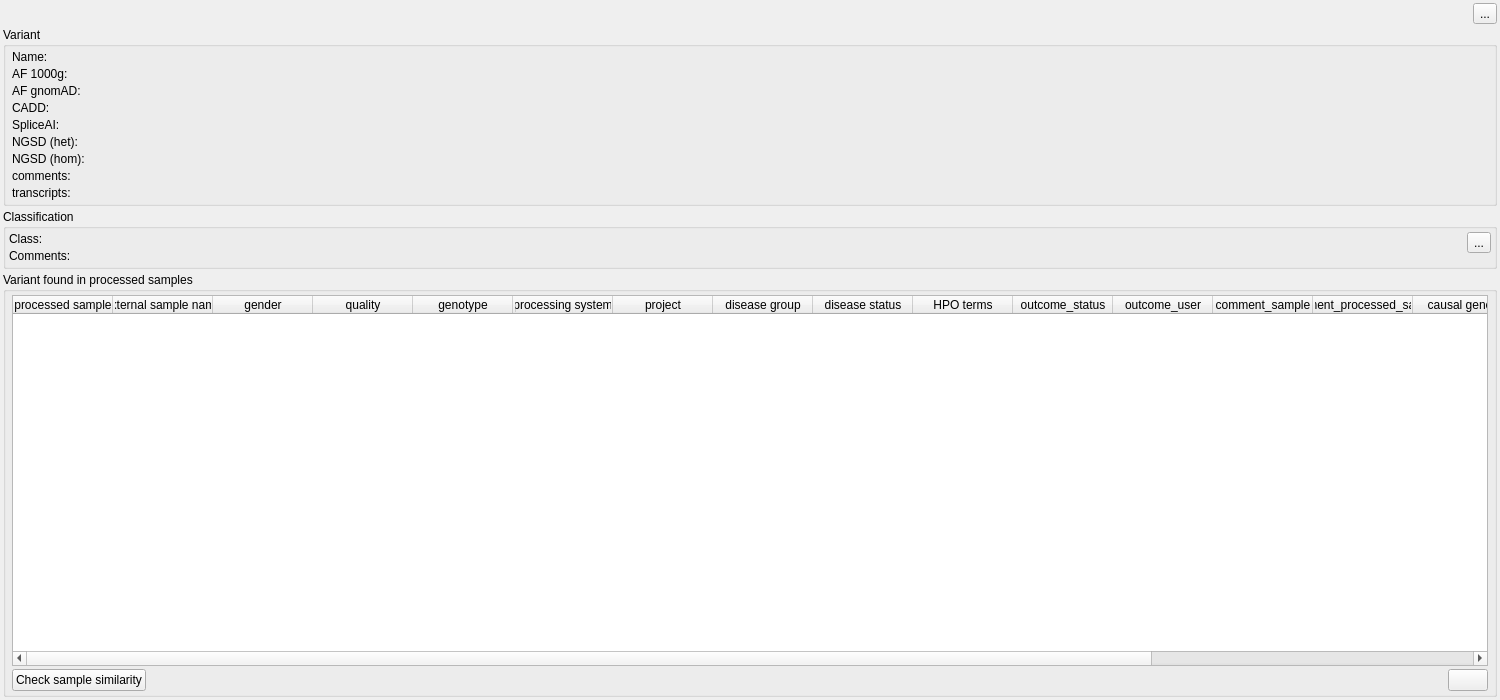
imgag/ngs-bits, file src/GSvar/VariantWidget.ui: the form before one commit.
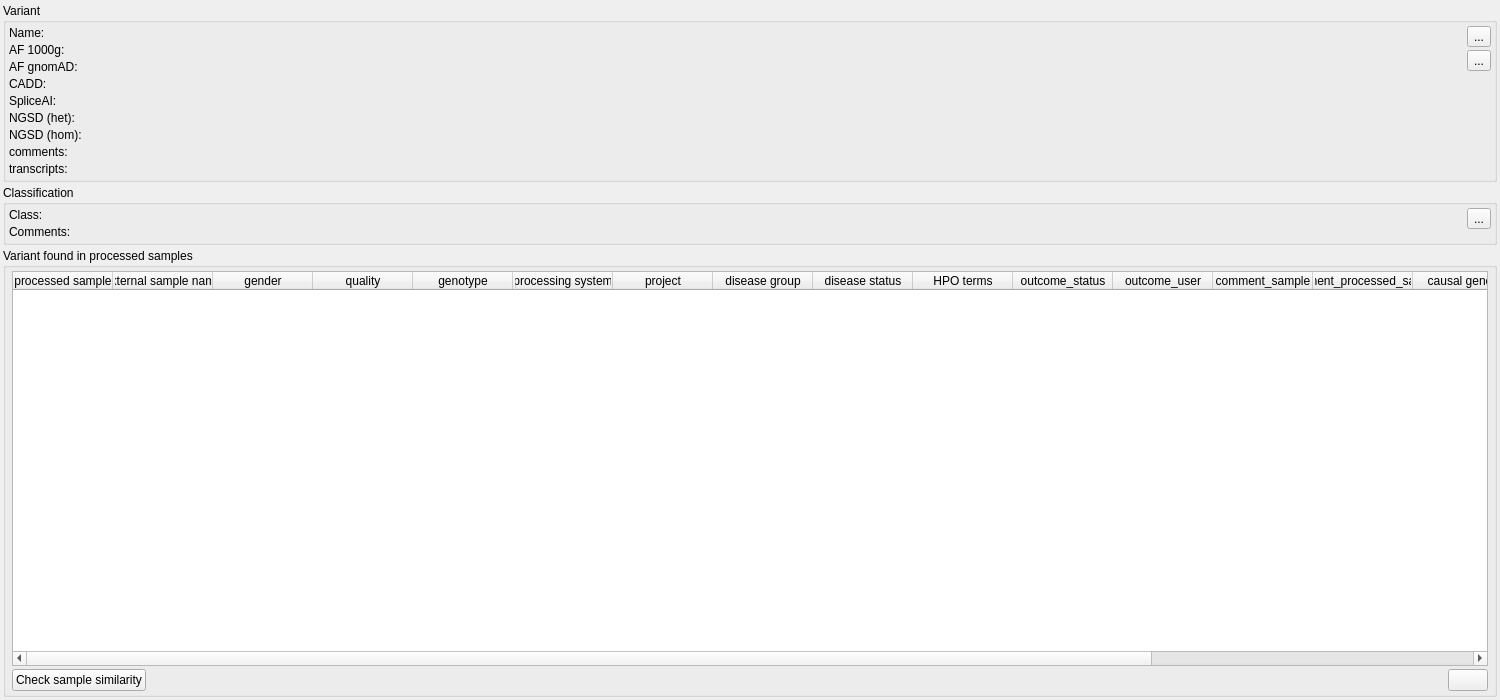
The form after the commit. Icons and pictures are not drawn.

Commit message: GSvar: imiting comments in variant/gene widget to 15 lines to avoid disruption of the widget layout by huge comments.

Diff of the .ui file:
```diff
--- a/src/GSvar/VariantWidget.ui
+++ b/src/GSvar/VariantWidget.ui
@@ -19,7 +19,7 @@
   <property name="windowTitle">
    <string>Form</string>
   </property>
-  <layout class="QVBoxLayout" name="verticalLayout" stretch="0,0,0,1">
+  <layout class="QVBoxLayout" name="verticalLayout" stretch="0,0,1">
    <property name="spacing">
     <number>3</number>
    </property>
@@ -35,43 +35,6 @@
    <property name="bottomMargin">
     <number>3</number>
    </property>
-   <item>
-    <layout class="QHBoxLayout" name="horizontalLayout_3">
-     <property name="spacing">
-      <number>3</number>
-     </property>
-     <item>
-      <spacer name="horizontalSpacer_2">
-       <property name="orientation">
-        <enum>Qt::Horizontal</enum>
-       </property>
-       <property name="sizeHint" stdset="0">
-        <size>
-         <width>40</width>
-         <height>20</height>
-        </size>
-       </property>
-      </spacer>
-     </item>
-     <item>
-      <widget class="QToolButton" name="update_btn">
-       <property name="toolTip">
-        <string>&lt;html&gt;&lt;head/&gt;&lt;body&gt;&lt;p&gt;Update displayed data.&lt;/p&gt;&lt;/body&gt;&lt;/html&gt;</string>
-       </property>
-       <property name="text">
-        <string>...</string>
-       </property>
-       <property name="icon">
-        <iconset resource="GSvar.qrc">
-         <normaloff>:/Icons/Refresh.png</normaloff>:/Icons/Refresh.png</iconset>
-       </property>
-       <property name="shortcut">
-        <string>F5</string>
-       </property>
-      </widget>
-     </item>
-    </layout>
-   </item>
    <item>
     <widget class="QGroupBox" name="groupBox">
      <property name="sizePolicy">
@@ -86,6 +49,23 @@
      <property name="flat">
       <bool>true</bool>
      </property>
+     <layout class="QHBoxLayout" name="horizontalLayout">
+      <property name="spacing">
+       <number>3</number>
+      </property>
+      <property name="leftMargin">
+       <number>3</number>
+      </property>
+      <property name="topMargin">
+       <number>3</number>
+      </property>
+      <property name="rightMargin">
+       <number>3</number>
+      </property>
+      <property name="bottomMargin">
+       <number>3</number>
+      </property>
+      <item>
      <layout class="QFormLayout" name="formLayout">
       <property name="horizontalSpacing">
        <number>3</number>
@@ -93,107 +73,10 @@
       <property name="verticalSpacing">
        <number>3</number>
       </property>
-      <property name="leftMargin">
-       <number>6</number>
-      </property>
-      <property name="topMargin">
-       <number>3</number>
-      </property>
-      <property name="rightMargin">
-       <number>6</number>
-      </property>
-      <property name="bottomMargin">
-       <number>3</number>
-      </property>
-      <item row="1" column="0">
-       <widget class="QLabel" name="label">
+        <item row="0" column="0">
+         <widget class="QLabel" name="label_5">
         <property name="text">
-         <string>AF 1000g:</string>
-        </property>
-        <property name="alignment">
-         <set>Qt::AlignLeading|Qt::AlignLeft|Qt::AlignTop</set>
-        </property>
-       </widget>
-      </item>
-      <item row="1" column="1">
-       <widget class="QLabel" name="af_tg">
-        <property name="text">
-         <string/>
-        </property>
-        <property name="openExternalLinks">
-         <bool>false</bool>
-        </property>
-        <property name="textInteractionFlags">
-         <set>Qt::LinksAccessibleByMouse|Qt::TextSelectableByMouse</set>
-        </property>
-       </widget>
-      </item>
-      <item row="3" column="0">
-       <widget class="QLabel" name="label_4">
-        <property name="text">
-         <string>AF gnomAD:</string>
-        </property>
-        <property name="alignment">
-         <set>Qt::AlignLeading|Qt::AlignLeft|Qt::AlignTop</set>
-        </property>
-       </widget>
-      </item>
-      <item row="3" column="1">
-       <widget class="QLabel" name="af_gnomad">
-        <property name="text">
-         <string/>
-        </property>
-        <property name="openExternalLinks">
-         <bool>false</bool>
-        </property>
-        <property name="textInteractionFlags">
-         <set>Qt::LinksAccessibleByMouse|Qt::TextSelectableByMouse</set>
-        </property>
-       </widget>
-      </item>
-      <item row="8" column="0">
-       <widget class="QLabel" name="label_7">
-        <property name="text">
-         <string>comments:</string>
-        </property>
-        <property name="alignment">
-         <set>Qt::AlignLeading|Qt::AlignLeft|Qt::AlignTop</set>
-        </property>
-       </widget>
-      </item>
-      <item row="8" column="1">
-       <widget class="QLabel" name="comments">
-        <property name="text">
-         <string/>
-        </property>
-        <property name="wordWrap">
-         <bool>true</bool>
-        </property>
-        <property name="textInteractionFlags">
-         <set>Qt::LinksAccessibleByMouse|Qt::TextSelectableByMouse</set>
-        </property>
-       </widget>
-      </item>
-      <item row="9" column="0">
-       <widget class="QLabel" name="label_6">
-        <property name="text">
-         <string>transcripts:</string>
-        </property>
-        <property name="alignment">
-         <set>Qt::AlignLeading|Qt::AlignLeft|Qt::AlignTop</set>
-        </property>
-       </widget>
-      </item>
-      <item row="9" column="1">
-       <widget class="QLabel" name="transcripts">
-        <property name="text">
-         <string/>
-        </property>
-        <property name="wordWrap">
-         <bool>true</bool>
-        </property>
-        <property name="textInteractionFlags">
-         <set>Qt::LinksAccessibleByMouse|Qt::TextSelectableByMouse</set>
+           <string>Name:</string>
         </property>
        </widget>
       </item>
@@ -219,49 +102,67 @@
         </property>
        </widget>
       </item>
-      <item row="0" column="0">
-       <widget class="QLabel" name="label_5">
+        <item row="1" column="0">
+         <widget class="QLabel" name="label">
         <property name="text">
-         <string>Name:</string>
-        </property>
-       </widget>
-      </item>
-      <item row="6" column="0">
-       <widget class="QLabel" name="label_8">
-        <property name="text">
-         <string>NGSD (het):</string>
+           <string>AF 1000g:</string>
+          </property>
+          <property name="alignment">
+           <set>Qt::AlignLeading|Qt::AlignLeft|Qt::AlignTop</set>
         </property>
        </widget>
       </item>
-      <item row="7" column="0">
-       <widget class="QLabel" name="label_9">
+        <item row="1" column="1">
+         <widget class="QLabel" name="af_tg">
         <property name="text">
-         <string>NGSD (hom):</string>
-        </property>
-       </widget>
-      </item>
-      <item row="6" column="1">
-       <widget class="QLabel" name="ngsd_het">
+           <string/>
+          </property>
+          <property name="openExternalLinks">
+           <bool>false</bool>
+          </property>
+          <property name="textInteractionFlags">
+           <set>Qt::LinksAccessibleByMouse|Qt::TextSelectableByMouse</set>
+          </property>
+         </widget>
+        </item>
+        <item row="2" column="0">
+         <widget class="QLabel" name="label_4">
         <property name="text">
-         <string/>
-        </property>
-       </widget>
-      </item>
-      <item row="7" column="1">
-       <widget class="QLabel" name="ngsd_hom">
+           <string>AF gnomAD:</string>
+          </property>
+          <property name="alignment">
+           <set>Qt::AlignLeading|Qt::AlignLeft|Qt::AlignTop</set>
+          </property>
+         </widget>
+        </item>
+        <item row="2" column="1">
+         <widget class="QLabel" name="af_gnomad">
         <property name="text">
          <string/>
         </property>
-       </widget>
-      </item>
-      <item row="4" column="0">
+          <property name="openExternalLinks">
+           <bool>false</bool>
+          </property>
+          <property name="textInteractionFlags">
+           <set>Qt::LinksAccessibleByMouse|Qt::TextSelectableByMouse</set>
+          </property>
+         </widget>
+        </item>
+        <item row="3" column="0">
        <widget class="QLabel" name="label_10">
         <property name="text">
          <string>CADD:</string>
         </property>
        </widget>
       </item>
-      <item row="5" column="0">
+        <item row="3" column="1">
+         <widget class="QLabel" name="cadd">
+          <property name="text">
+           <string/>
+          </property>
+         </widget>
+        </item>
+        <item row="4" column="0">
        <widget class="QLabel" name="label_11">
         <property name="text">
          <string>SpliceAI:</string>
@@ -269,19 +170,148 @@
        </widget>
       </item>
       <item row="4" column="1">
-       <widget class="QLabel" name="cadd">
-        <property name="text">
-         <string/>
-        </property>
-       </widget>
-      </item>
-      <item row="5" column="1">
        <widget class="QLabel" name="spliceai">
         <property name="text">
          <string/>
         </property>
        </widget>
       </item>
+        <item row="5" column="0">
+         <widget class="QLabel" name="label_8">
+          <property name="text">
+           <string>NGSD (het):</string>
+          </property>
+         </widget>
+        </item>
+        <item row="5" column="1">
+         <widget class="QLabel" name="ngsd_het">
+          <property name="text">
+           <string/>
+          </property>
+         </widget>
+        </item>
+        <item row="6" column="0">
+         <widget class="QLabel" name="label_9">
+          <property name="text">
+           <string>NGSD (hom):</string>
+          </property>
+         </widget>
+        </item>
+        <item row="6" column="1">
+         <widget class="QLabel" name="ngsd_hom">
+          <property name="text">
+           <string/>
+          </property>
+         </widget>
+        </item>
+        <item row="7" column="0">
+         <widget class="QLabel" name="label_7">
+          <property name="text">
+           <string>comments:</string>
+          </property>
+          <property name="alignment">
+           <set>Qt::AlignLeading|Qt::AlignLeft|Qt::AlignTop</set>
+          </property>
+         </widget>
+        </item>
+        <item row="7" column="1">
+         <widget class="QLabel" name="comments">
+          <property name="maximumSize">
+           <size>
+            <width>16777215</width>
+            <height>16777215</height>
+           </size>
+          </property>
+          <property name="text">
+           <string/>
+          </property>
+          <property name="wordWrap">
+           <bool>true</bool>
+          </property>
+          <property name="textInteractionFlags">
+           <set>Qt::LinksAccessibleByMouse|Qt::TextSelectableByMouse</set>
+          </property>
+         </widget>
+        </item>
+        <item row="8" column="0">
+         <widget class="QLabel" name="label_6">
+          <property name="text">
+           <string>transcripts:</string>
+          </property>
+          <property name="alignment">
+           <set>Qt::AlignLeading|Qt::AlignLeft|Qt::AlignTop</set>
+          </property>
+         </widget>
+        </item>
+        <item row="8" column="1">
+         <widget class="QLabel" name="transcripts">
+          <property name="text">
+           <string/>
+          </property>
+          <property name="wordWrap">
+           <bool>true</bool>
+          </property>
+          <property name="textInteractionFlags">
+           <set>Qt::LinksAccessibleByMouse|Qt::TextSelectableByMouse</set>
+          </property>
+         </widget>
+        </item>
+       </layout>
+      </item>
+      <item>
+       <layout class="QVBoxLayout" name="verticalLayout_4">
+        <property name="spacing">
+         <number>3</number>
+        </property>
+        <item>
+         <widget class="QToolButton" name="update_btn">
+          <property name="toolTip">
+           <string>&lt;html&gt;&lt;head/&gt;&lt;body&gt;&lt;p&gt;Update displayed data (also classification and processed sample table).&lt;/p&gt;&lt;/body&gt;&lt;/html&gt;</string>
+          </property>
+          <property name="text">
+           <string>...</string>
+          </property>
+          <property name="icon">
+           <iconset resource="GSvar.qrc">
+            <normaloff>:/Icons/Refresh.png</normaloff>:/Icons/Refresh.png</iconset>
+          </property>
+          <property name="shortcut">
+           <string>F5</string>
+          </property>
+         </widget>
+        </item>
+        <item>
+         <widget class="QToolButton" name="edit_btn">
+          <property name="toolTip">
+           <string>&lt;html&gt;&lt;head/&gt;&lt;body&gt;&lt;p&gt;Edit variant comment.&lt;/p&gt;&lt;/body&gt;&lt;/html&gt;</string>
+          </property>
+          <property name="text">
+           <string>...</string>
+          </property>
+          <property name="icon">
+           <iconset resource="GSvar.qrc">
+            <normaloff>:/Icons/Edit.png</normaloff>:/Icons/Edit.png</iconset>
+          </property>
+          <property name="shortcut">
+           <string>F5</string>
+          </property>
+         </widget>
+        </item>
+        <item>
+         <spacer name="verticalSpacer_2">
+          <property name="orientation">
+           <enum>Qt::Vertical</enum>
+          </property>
+          <property name="sizeHint" stdset="0">
+           <size>
+            <width>1</width>
+            <height>1</height>
+           </size>
+          </property>
+         </spacer>
+        </item>
+       </layout>
+      </item>
      </layout>
     </widget>
    </item>
@@ -355,6 +385,12 @@
         </item>
         <item row="1" column="1">
          <widget class="QLabel" name="classification_comment">
+          <property name="maximumSize">
+           <size>
+            <width>16777215</width>
+            <height>16777215</height>
+           </size>
+          </property>
           <property name="text">
            <string/>
           </property>
```
Lines whose indentation alone changed are shown as unchanged. The commit also changes 6 other files.
